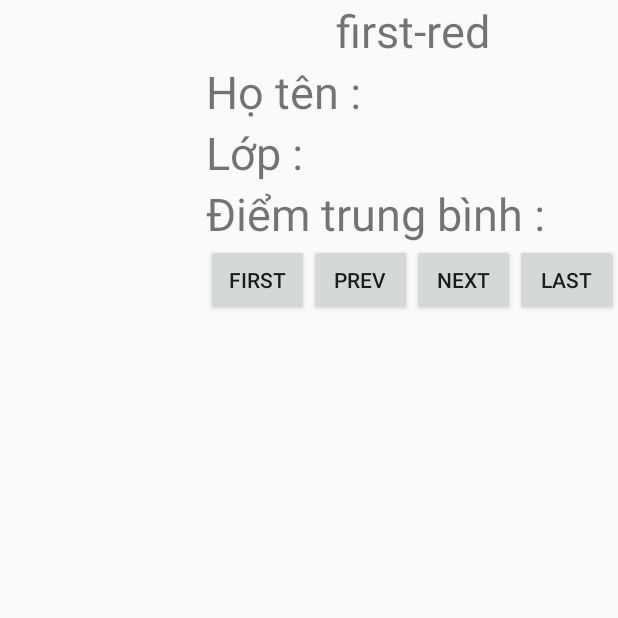
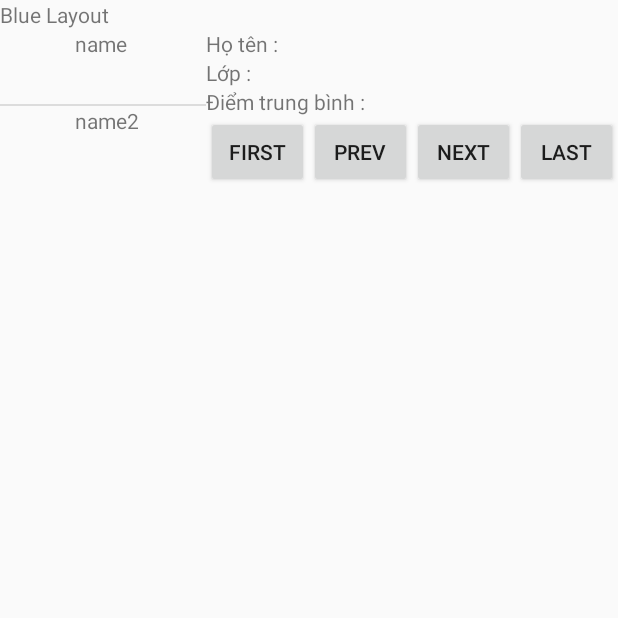
Before and after one commit to nguyenhuynhminhthuan265/BT_Fragment, an Android app: the screen it shows after launch (MainActivity), on a phone screen of 412 x 824 dp, the top half of it. Run offline under Robolectric (Android 15) with nearby library versions, the phone set to English and light mode, and no system bars.

Commit message:
commit thuan2

```diff
--- a/app/build.gradle
+++ b/app/build.gradle
@@ -26,4 +26,6 @@ dependencies {
     testImplementation 'junit:junit:4.12'
     androidTestImplementation 'androidx.test:runner:1.2.0'
     androidTestImplementation 'androidx.test.espresso:espresso-core:3.2.0'
+    implementation 'org.jetbrains:annotations-java5:15.0'
+    implementation 'org.jetbrains:annotations-java5:15.0'
 }
--- a/app/src/main/java/com/example/bt_fragment/CustomListAdapter.java
+++ b/app/src/main/java/com/example/bt_fragment/CustomListAdapter.java
@@ -35,7 +35,7 @@ public class CustomListAdapter extends ArrayAdapter<Student> {
         ImageView imgIcon = row.findViewById(R.id.imageView);
 
         txtName.setText(students.get(position).get_name());
-        imgIcon.setImageResource(students.get(position).icon);
+        imgIcon.setImageResource(students.get(position).getIcon());
 
         parent.setBackgroundColor(Color.TRANSPARENT);
         return row;
--- a/app/src/main/java/com/example/bt_fragment/FragmentBlue.java
+++ b/app/src/main/java/com/example/bt_fragment/FragmentBlue.java
@@ -1,4 +1,5 @@
 package com.example.bt_fragment;
+
 
 import android.app.Fragment;
 import android.content.Context;
@@ -14,7 +15,6 @@ import android.widget.ListView;
 import android.widget.TextView;
 
 import java.util.ArrayList;
-import java.util.List;
 
 
 public class FragmentBlue extends Fragment {
@@ -22,10 +22,14 @@ public class FragmentBlue extends Fragment {
     Context context = null;
     String message = "";
     // data to fill-up the ListView
-    List<Student> students = new ArrayList<>();
-    Student stu1 = new Student("1","name","class", 9.5,1);
+    ArrayList<Student> students = new ArrayList<Student>();
+    Student stu1 = new Student("1","name","class", 9.5f,1);
+    Student stu2 = new Student("2","name2","class2", 9.5f,2);
+
     public FragmentBlue() {
         main = null;
+        students.add(stu1);
+        students.add(stu2);
     }
 
     // convenient constructor(accept arguments, copy them to a bundle, binds bundle to fragment)
@@ -41,39 +45,40 @@ public class FragmentBlue extends Fragment {
         super.onCreate(savedInstanceState);
         try {
             context = getActivity(); // use this reference to invoke main callbacks
-           // main=(MainActivity) getActivity();
+            main=(MainActivity) getActivity();
         } catch (IllegalStateException e) {
             throw new IllegalStateException(
                     "MainActivity must implement callbacks");
         }
     }
 
-    public View onCreateView(LayoutInflater inflater, Bundle savedInstanceState,
-                             ViewGroup container) {
-// inflate res/layout_blue.xml to make GUI holding a TextView and a ListView
-        LinearLayout layout_blue = (LinearLayout) inflater.inflate(R.layout.layout_blue, null);
-// plumbing – get a reference to textview and listview
+    @Override
+    public View onCreateView(LayoutInflater inflater,ViewGroup container, Bundle savedInstanceState) {
+
+        LinearLayout layout_blue = (LinearLayout) inflater.inflate(R.layout.layout_blue,null);
+
         final TextView txtBlue = (TextView) layout_blue.findViewById(R.id.textViewBlue);
         ListView listView = (ListView) layout_blue.findViewById(R.id.listViewBlue);
         listView.setBackgroundColor(Color.parseColor("#ffccddff"));
-// define a simple adapter to fill rows of the listview
-        ArrayAdapter<Student> adapter = new ArrayAdapter<String>(context,
-                android.R.layout.simple_list_item_activated_1, students);
+
+        CustomListAdapter adapter = new CustomListAdapter(context,
+                R.layout.layout_list_item, students);
         listView.setAdapter(adapter);
-// show listview from the top
-        listView.setSelection(0);
-        listView.smoothScrollToPosition(0);
-// react to click events on listview’s rows
+
+//        listView.setSelection(0);
+//        listView.smoothScrollToPosition(0);
+
         listView.setOnItemClickListener(new AdapterView.OnItemClickListener() {
             @Override
             public void onItemClick(AdapterView<?> parent, View v, int position, long id) {
-// inform enclosing MainActivity of the row’s position just selected
-                main.onMsgFromFragToMain("BLUE-FRAG", "Blue selected row=" + position);
+
+                main.onMsgFromFragToMain("BLUE-FRAG", students.get(position));
                 txtBlue.setText("Blue selected row=" + position);
             }
         });
-// do this for each row (ViewHolder-Pattern could be used for better performance!)
+
         return layout_blue;
-    // onCreateView
+
     }
+
 }
--- a/app/src/main/java/com/example/bt_fragment/FragmentCallback.java
+++ b/app/src/main/java/com/example/bt_fragment/FragmentCallback.java
@@ -1,5 +1,5 @@
 package com.example.bt_fragment;
 
 public interface FragmentCallback {
-    public void onMsgFromMainToFragment(String strValue);
+    public void onMsgFromMainToFragment(Student student);
 }
--- a/app/src/main/java/com/example/bt_fragment/FragmentRed.java
+++ b/app/src/main/java/com/example/bt_fragment/FragmentRed.java
@@ -1,21 +1,15 @@
 package com.example.bt_fragment;
 
 import android.app.Fragment;
-import android.graphics.Color;
 import android.os.Bundle;
 import android.util.Log;
 import android.view.LayoutInflater;
 import android.view.View;
 import android.view.ViewGroup;
-
 import android.widget.Button;
+import android.widget.EditText;
 import android.widget.LinearLayout;
-
 import android.widget.TextView;
-
-
-
-
 
 import java.util.Date;
 
@@ -23,10 +17,10 @@ import java.util.Date;
 
 public class FragmentRed extends Fragment implements FragmentCallback {
     MainActivity main;
-    TextView txtMaSo;
-    TextView txtHoTen;
-    TextView txtLop;
-    TextView txtDiem;
+    TextView edtMaso;
+    TextView edtHoten;
+    TextView edtLop;
+    TextView edtDiem;
     Button btnFirst;
     Button btnPre;
     Button btnNext;
@@ -56,14 +50,14 @@ public class FragmentRed extends Fragment implements FragmentCallback {
         LinearLayout view_layout_red = (LinearLayout) inflater.inflate(
                 R.layout.layout_red, null);
 // plumbing - get a reference to widgets in the inflated layout
-        txtMaSo = (TextView) view_layout_red.findViewById(R.id.maso);
-        txtHoTen = (TextView) view_layout_red.findViewById(R.id.hoten);
-        txtLop = (TextView) view_layout_red.findViewById(R.id.lop);
-        txtDiem = (TextView) view_layout_red.findViewById(R.id.diemtb);
+        edtMaso = view_layout_red.findViewById(R.id.maso);
+        edtHoten =  view_layout_red.findViewById(R.id.hoten);
+        edtLop = view_layout_red.findViewById(R.id.lop);
+        edtDiem = view_layout_red.findViewById(R.id.diemtb);
         try {
             Bundle arguments = getArguments();
             String redMessage = arguments.getString("arg1", "");
-            txtMaSo.setText(redMessage);
+            edtMaso.setText(redMessage);
         } catch (Exception e) {
             Log.e("RED BUNDLE ERROR - ", "" + e.getMessage());
         }
@@ -76,16 +70,20 @@ public class FragmentRed extends Fragment implements FragmentCallback {
             @Override
             public void onClick(View v) {
                 String redMessage = "Red clock:\n" + new Date().toString();
-                txtMaSo.setText(redMessage);
-                main.onMsgFromFragToMain("RED-FRAG", redMessage);
+                edtMaso.setText(redMessage);
+                //main.onMsgFromFragToMain("RED-FRAG", redMessage);
             }
         });
         return view_layout_red;
 
     }
     @Override
-    public void onMsgFromMainToFragment(String strValue) {
+    public void onMsgFromMainToFragment(Student student) {
 // receiving a message from MainActivity (it may happen at any point in time)
-        txtMaSo.setText("THIS MESSAGE COMES FROM MAIN:" + strValue);
+        //txtMaSo.setText("THIS MESSAGE COMES FROM MAIN:" + strValue);
+        edtMaso.setText(student.get_id());
+        edtHoten.setText(student.get_name());
+        edtLop.setText(student.get_class());
+        edtDiem.setText(String.valueOf(student.get_grade()));
     }
 }
--- a/app/src/main/java/com/example/bt_fragment/MainActivity.java
+++ b/app/src/main/java/com/example/bt_fragment/MainActivity.java
@@ -1,19 +1,13 @@
 package com.example.bt_fragment;
 
 
-import java.io.BufferedReader;
-import java.io.IOException;
-import java.io.InputStream;
-import java.io.InputStreamReader;
-import java.util.ArrayList;
 import android.app.Activity;
 import android.app.FragmentTransaction;
-import android.app.ListActivity;
 import android.os.Bundle;
 import android.util.Log;
 import android.widget.Toast;
 
-public class MainActivity extends ListActivity implements MainCallbacks {
+public class MainActivity extends Activity implements MainCallbacks {
     FragmentTransaction ft;
     FragmentBlue blueFragment;
     FragmentRed redFragment;
@@ -22,12 +16,12 @@ public class MainActivity extends ListActivity implements MainCallbacks {
         super.onCreate(savedInstanceState);
         setContentView(R.layout.activity_main);
         ft = getFragmentManager().beginTransaction();
-        blueFragment = FragmentBlue.newInstance("first-blue");
+        blueFragment = FragmentBlue.newInstance("");
         ft.replace(R.id.framentA, blueFragment);
         ft.commit();
 // create a new RED fragment - show it
         ft = getFragmentManager().beginTransaction();
-        redFragment = FragmentRed.newInstance("first-red");
+        redFragment = FragmentRed.newInstance("");
         ft.replace(R.id.framentB, redFragment);
         ft.commit();
 
@@ -36,10 +30,10 @@ public class MainActivity extends ListActivity implements MainCallbacks {
 
 
     @Override
-    public void onMsgFromFragToMain(String sender, String strValue) {
+    public void onMsgFromFragToMain(String sender,Student student) {
         // show message arriving to MainActivity
         Toast.makeText(getApplication(),
-                " MAIN GOT>> " + sender + "\n" + strValue, Toast.LENGTH_LONG)
+                student.toString(), Toast.LENGTH_LONG)
                 .show();
         if (sender.equals("RED-FRAG")) {
 // TODO: if needed, do here something on behalf of the RED fragment
@@ -47,8 +41,7 @@ public class MainActivity extends ListActivity implements MainCallbacks {
         if (sender.equals("BLUE-FRAG")) {
             try {
 // forward blue-data to redFragment using its callback method
-                redFragment.onMsgFromMainToFragment("\nSender: " + sender
-                        + "\nMsg: " + strValue);
+                redFragment.onMsgFromMainToFragment(student);
             } catch (Exception e) {
                 Log.e("ERROR", "onStrFromFragToMain " + e.getMessage());
             }
--- a/app/src/main/java/com/example/bt_fragment/MainCallbacks.java
+++ b/app/src/main/java/com/example/bt_fragment/MainCallbacks.java
@@ -2,5 +2,5 @@ package com.example.bt_fragment;
 
 public interface MainCallbacks {
 
-    public void onMsgFromFragToMain (String sender, String strValue);
+    public void onMsgFromFragToMain (String sender,Student student);
 }
--- a/app/src/main/java/com/example/bt_fragment/Student.java
+++ b/app/src/main/java/com/example/bt_fragment/Student.java
@@ -56,4 +56,15 @@ public class Student {
     public void setIcon(int icon) {
         this.icon = icon;
     }
+
+    @Override
+    public String toString() {
+        return "Student{" +
+                "_id='" + _id + '\'' +
+                ", _name='" + _name + '\'' +
+                ", _class='" + _class + '\'' +
+                ", _grade=" + _grade +
+                ", icon=" + icon +
+                '}';
+    }
 }
--- a/app/src/main/res/layout/layout_red.xml
+++ b/app/src/main/res/layout/layout_red.xml
@@ -1,8 +1,10 @@
 <?xml version="1.0" encoding="utf-8"?>
-<LinearLayout xmlns:android="http://schemas.android.com/apk/res/android"
+<TableLayout xmlns:android="http://schemas.android.com/apk/res/android"
     android:layout_width="match_parent"
     android:layout_height="match_parent"
-    android:orientation="vertical">
+    android:stretchColumns="*">
+
+
 
     <TextView
 
@@ -10,73 +12,122 @@
         android:layout_width="match_parent"
         android:layout_height="wrap_content"
         android:textAlignment="center"
-        android:textSize="30sp" />
+        />
+
+    <TableRow
+        android:layout_height="wrap_content"
+        android:layout_width="match_parent"
+
+        >
+        <TextView
+            android:id="@+id/txtHoten"
+            android:layout_width="match_parent"
+            android:layout_height="wrap_content"
+            android:text="Họ tên :"
+            />
 
         <TextView
             android:id="@+id/hoten"
             android:layout_width="match_parent"
             android:layout_height="wrap_content"
-        android:text="Họ tên :"
-        android:textSize="30sp" />
 
+
+            />
+
+
+    </TableRow>
+
+    <TableRow
+        android:layout_height="wrap_content"
+        android:layout_width="match_parent"
+
+        >
+        <TextView
+            android:id="@+id/txtLop"
+            android:layout_width="match_parent"
+            android:layout_height="wrap_content"
+            android:text="Lớp :"
+            />
         <TextView
             android:id="@+id/lop"
             android:layout_width="match_parent"
             android:layout_height="wrap_content"
-        android:text="Lớp :"
-        android:textSize="30sp" />
+
+            />
+
+
+
+    </TableRow>
+   <TableRow
+       android:layout_height="wrap_content"
+       android:layout_width="match_parent">
+
+       <TextView
+           android:id="@+id/txtdiemtb"
+           android:layout_width="match_parent"
+           android:layout_height="wrap_content"
+           android:text="Điểm trung bình :"
+           />
+
 
        <TextView
            android:id="@+id/diemtb"
            android:layout_width="match_parent"
            android:layout_height="wrap_content"
-        android:text="Điểm trung bình :"
-        android:textSize="30sp" />
 
+           />
 
-    <LinearLayout
-        android:layout_width="match_parent"
+   </TableRow>
+
+       <TableRow
+           android:layout_width="wrap_content"
            android:layout_height="wrap_content"
-        android:orientation="horizontal"
+
            >
-
            <Button
                android:id="@+id/btnFirst"
                android:layout_width="0dp"
+               android:layout_weight="1"
                android:layout_height="wrap_content"
                android:text="First"
-            android:layout_weight="1"
+
                />
 
            <Button
                android:id="@+id/btnPrev"
                android:layout_width="0dp"
+               android:layout_weight="1"
                android:layout_height="wrap_content"
                android:text="Prev"
-            android:layout_weight="1"
+
                />
 
 
            <Button
                android:id="@+id/btnNext"
                android:layout_width="0dp"
+               android:layout_weight="1"
                android:layout_height="wrap_content"
                android:text="Next"
-            android:layout_weight="1"
+
                />
 
 
            <Button
                android:id="@+id/btnLast"
                android:layout_width="0dp"
+               android:layout_weight="1"
                android:layout_height="wrap_content"
                android:text="Last"
-            android:layout_weight="1"
+
                />
 
 
 
 
-    </LinearLayout>
+       </TableRow>
 
-</LinearLayout>
+
+
+
+</TableLayout>
```
Lines whose indentation alone changed are shown as unchanged.
